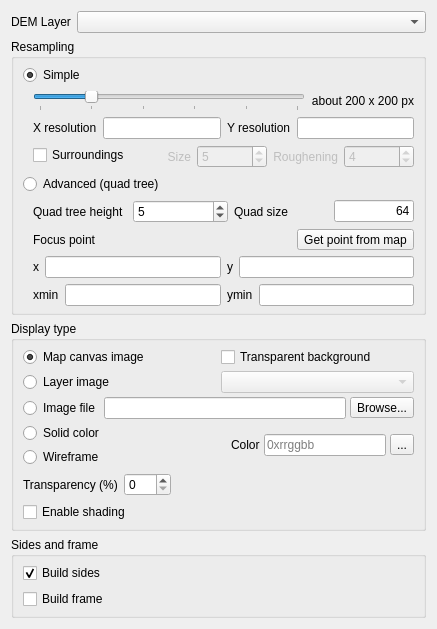
Before: the Qt Designer form ui/demproperties.ui in minorua/Qgis2threejs, drawn with Qt 5.
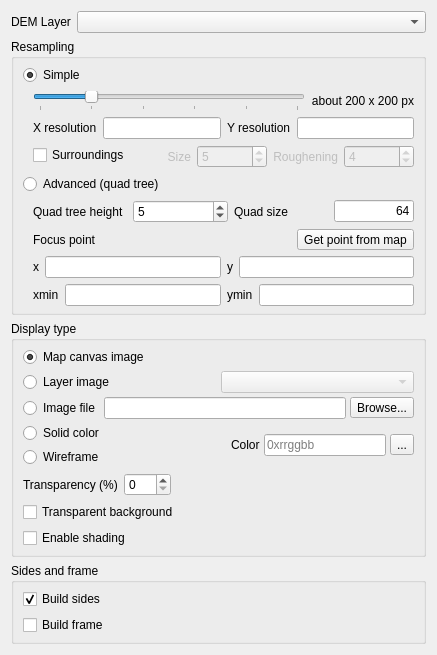
After: the same form once the commit is applied.

Commit message:
set transparent to true if transparent background option is checked (follow up b91dfa1)
- transparent background option also with layer image type
- enable transparency option for image file type

Diff of the .ui file:
```diff
--- a/ui/demproperties.ui
+++ b/ui/demproperties.ui
@@ -7,7 +7,7 @@
     <x>0</x>
     <y>0</y>
     <width>437</width>
-    <height>604</height>
+    <height>616</height>
    </rect>
   </property>
   <property name="sizePolicy">
@@ -481,11 +481,6 @@
          <number>4</number>
         </property>
         <item>
-         <layout class="QHBoxLayout" name="horizontalLayout_3">
-          <property name="leftMargin">
-           <number>0</number>
-          </property>
-          <item>
            <widget class="QRadioButton" name="radioButton_MapCanvas">
             <property name="text">
              <string>Map canvas image</string>
@@ -496,15 +491,6 @@
            </widget>
           </item>
           <item>
-           <widget class="QCheckBox" name="checkBox_TransparentBackground">
-            <property name="text">
-             <string>Transparent background</string>
-            </property>
-           </widget>
-          </item>
-         </layout>
-        </item>
-        <item>
          <layout class="QHBoxLayout" name="horizontalLayout_5">
           <item>
            <widget class="QRadioButton" name="radioButton_LayerImage">
@@ -659,6 +645,13 @@
         </item>
        </layout>
       </item>
+      <item>
+       <widget class="QCheckBox" name="checkBox_TransparentBackground">
+        <property name="text">
+         <string>Transparent background</string>
+        </property>
+       </widget>
+      </item>
       <item>
        <widget class="QCheckBox" name="checkBox_Shading">
         <property name="text">
```
Left out of the diff: 13 changed lines with no effect on the pictures. Lines whose indentation alone changed are shown as unchanged. The commit also changes 4 other files.
